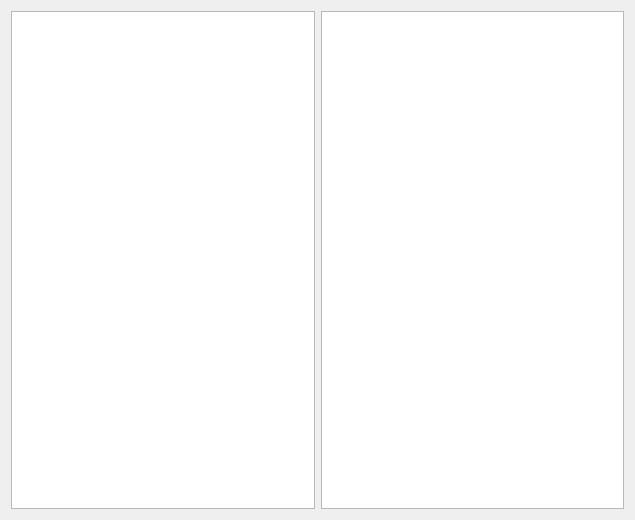
yuripilshikov/QtDbReaderProject, file relationalmodelwidget.ui: the form before one commit.
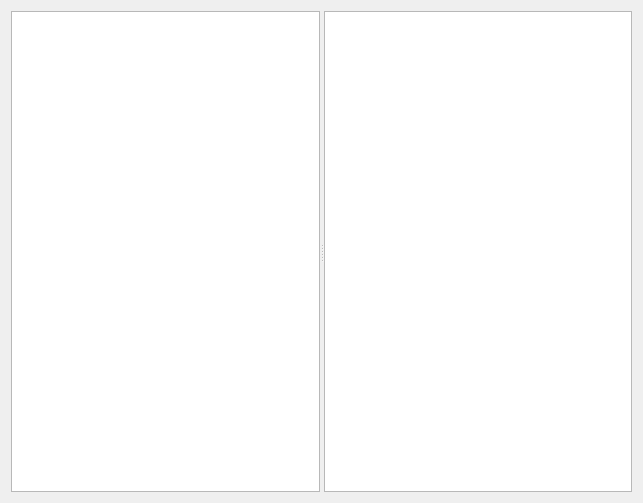
The form after the commit.

Patch:
```diff
--- a/relationalmodelwidget.ui
+++ b/relationalmodelwidget.ui
@@ -6,8 +6,8 @@
    <rect>
     <x>0</x>
     <y>0</y>
-    <width>635</width>
-    <height>520</height>
+    <width>643</width>
+    <height>503</height>
    </rect>
   </property>
   <property name="windowTitle">
@@ -15,14 +15,19 @@
   </property>
   <layout class="QHBoxLayout" name="horizontalLayout">
    <item>
+    <widget class="QSplitter" name="splitter">
+     <property name="orientation">
+      <enum>Qt::Horizontal</enum>
+     </property>
     <widget class="QTableView" name="tableView"/>
-   </item>
-   <item>
+     <widget class="QWidget" name="">
     <layout class="QVBoxLayout" name="verticalLayout">
      <item>
       <widget class="QTextBrowser" name="textBrowser"/>
      </item>
     </layout>
+     </widget>
+    </widget>
    </item>
   </layout>
  </widget>
```
Lines whose indentation alone changed are shown as unchanged.
